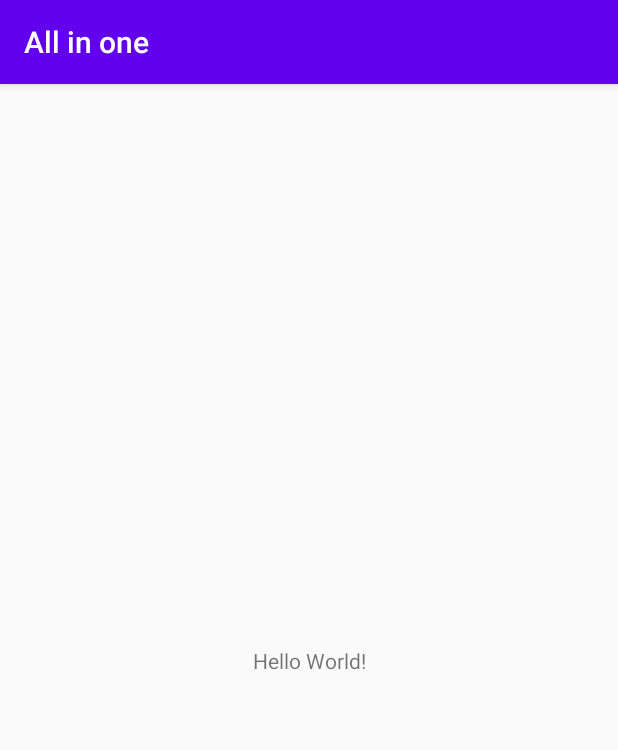
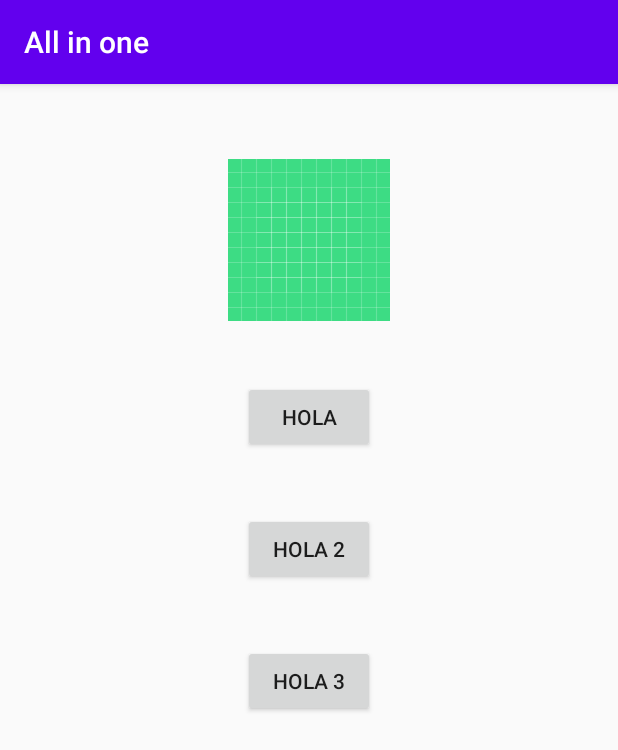
Before and after one commit to EduarRugamas/All-in-one-devexpertos, an Android app: the screen it shows after launch (MainActivity), on a phone screen of 412 x 824 dp. Shown: the top 750 px of the screen. Run offline under Robolectric (Android 15) with nearby library versions, the phone set to English and light mode, and no system bars.

Commit message:
Creacion de carpetas y respectivas actividades del proyecto

```diff
--- /dev/null
+++ b/app/src/main/java/com/devexpertos/allinone/Home/MainActivity.kt
@@ -0,0 +1,12 @@
+package com.devexpertos.allinone.Home
+
+import androidx.appcompat.app.AppCompatActivity
+import android.os.Bundle
+import com.devexpertos.allinone.R
+
+class MainActivity : AppCompatActivity() {
+    override fun onCreate(savedInstanceState: Bundle?) {
+        super.onCreate(savedInstanceState)
+        setContentView(R.layout.activity_main)
+    }
+}
--- a/app/src/main/res/layout/activity_main.xml
+++ b/app/src/main/res/layout/activity_main.xml
@@ -1,18 +1,46 @@
 <?xml version="1.0" encoding="utf-8"?>
-<androidx.constraintlayout.widget.ConstraintLayout xmlns:android="http://schemas.android.com/apk/res/android"
+<LinearLayout
+    xmlns:android="http://schemas.android.com/apk/res/android"
     xmlns:app="http://schemas.android.com/apk/res-auto"
     xmlns:tools="http://schemas.android.com/tools"
     android:layout_width="match_parent"
     android:layout_height="match_parent"
-    tools:context=".MainActivity">
+    tools:context=".Home.MainActivity"
+    android:orientation="vertical"
+    >
 
-    <TextView
+    <androidx.appcompat.widget.AppCompatImageView
         android:layout_width="wrap_content"
         android:layout_height="wrap_content"
-        android:text="Hello World!"
-        app:layout_constraintBottom_toBottomOf="parent"
-        app:layout_constraintLeft_toLeftOf="parent"
-        app:layout_constraintRight_toRightOf="parent"
-        app:layout_constraintTop_toTopOf="parent" />
+        android:src="@drawable/ic_launcher_background"
+        android:layout_gravity="center"
+        android:layout_marginTop="50dp"
 
-</androidx.constraintlayout.widget.ConstraintLayout>
+        />
+
+        <Button
+            android:layout_width="wrap_content"
+            android:layout_height="wrap_content"
+            android:layout_gravity="center"
+            android:layout_marginTop="40dp"
+            android:text="hola"
+            />
+
+        <Button
+            android:layout_width="wrap_content"
+            android:layout_height="wrap_content"
+            android:layout_gravity="center"
+            android:layout_marginTop="40dp"
+            android:text="hola 2"
+            />
+
+        <Button
+            android:layout_width="wrap_content"
+            android:layout_height="wrap_content"
+            android:layout_gravity="center"
+            android:layout_marginTop="40dp"
+            android:text="hola 3"
+            />
+
+
+</LinearLayout>
```
Also changed, not shown: app/src/main/AndroidManifest.xml (+6 -1 lines), app/src/main/java/com/devexpertos/allinone/Ecuacion_Cuadratica/Ejercicio_1.kt (added, +12 -0 lines), app/src/main/java/com/devexpertos/allinone/Salarios/Ejercicio_3.kt (added, +12 -0 lines), app/src/main/java/com/devexpertos/allinone/Votos/Ejercicio_2.kt (renamed from app/src/main/java/com/devexpertos/allinone/MainActivity.kt, +4 -3 lines), app/src/main/res/layout/activity_ejercicio_1.xml (added, +9 -0 lines), app/src/main/res/layout/activity_ejercicio_2.xml (added, +9 -0 lines), app/src/main/res/layout/activity_ejercicio_3.xml (added, +9 -0 lines).
